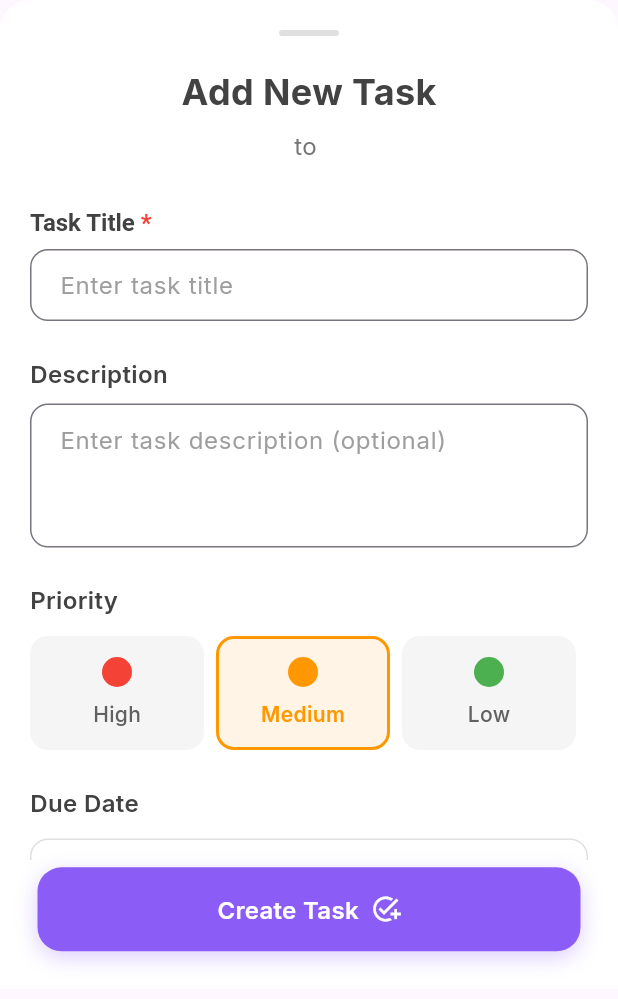
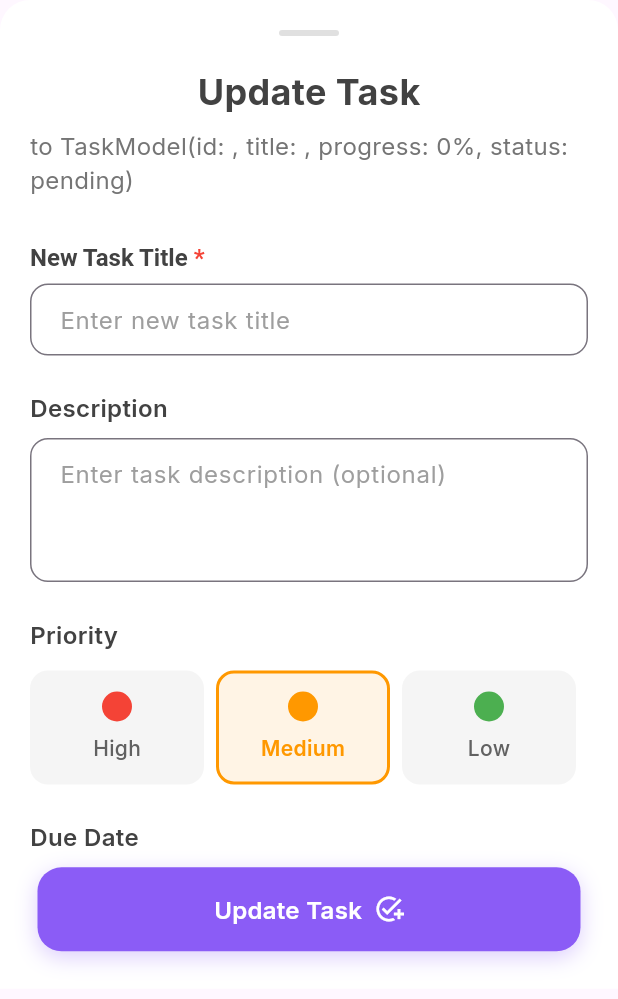
Before and after one commit to MarkCnw/PlanMate, a Flutter app: the UpdateTaskSheet widget shown alone on an empty page, opened directly with empty values, on a phone screen of 412 x 824 dp. Shown: the top 999 px of the screen. Run offline on Flutter 3.47's test engine with Material 3 defaults, Android fonts, the phone set to English and light mode, and no system bars; our stand-ins replace animated_custom_dropdown, cloud_firestore, firebase_auth, firebase_core, fl_chart, flutter_svg and 5 more; accounts and stored records are empty.

Commit message:
refactor: Update UpdateTaskSheet for task management and enhance UI elements for clarity

```diff
--- a/planmate/lib/CreateProject/Update/Presentation/update_task_screen.dart
+++ b/planmate/lib/CreateProject/Update/Presentation/update_task_screen.dart
@@ -1,37 +1,33 @@
 import 'package:flutter/material.dart';
-import 'package:planmate/CreateProject/Create/Controller/create_task_controller.dart';
+import 'package:planmate/CreateProject/Update/Controller/update_task_controller.dart';
 import 'package:planmate/Models/task_model.dart';
 
 class UpdateTaskSheet extends StatefulWidget {
-  final String projectId;
-  final String projectTitle;
+  final TaskModel task;
 
-  const UpdateTaskSheet({
-    super.key,
-    required this.projectId,
-    required this.projectTitle,
-  });
+  const UpdateTaskSheet({super.key, required this.task});
 
   @override
   State<UpdateTaskSheet> createState() => _UpdateTaskSheetState();
 }
 
 class _UpdateTaskSheetState extends State<UpdateTaskSheet> {
-  late CreateTaskController controller;
+  late UpdateTaskController controller;
 
   @override
   void initState() {
     super.initState();
-    controller = CreateTaskController(
+    controller = UpdateTaskController(
       context: context,
-      projectId: widget.projectId,
+      task: widget.task,
       onStateChanged: () => setState(() {}),
-      onSuccess: _onCreateSuccess,
-      onError: _onCreateError,
+      onSuccess: _onUpdateSuccess,
+      onError: _onUpdateError
+
     );
   }
 
-  void _onCreateSuccess(TaskModel task) {
+  void _onUpdateSuccess(TaskModel task) {
     Navigator.pop(context);
     ScaffoldMessenger.of(context).showSnackBar(
       SnackBar(
@@ -40,7 +36,7 @@ class _UpdateTaskSheetState extends State<UpdateTaskSheet> {
             const Icon(Icons.check_circle, color: Colors.white),
             const SizedBox(width: 12),
             Expanded(
-              child: Text('Task "${task.title}" created successfully'),
+              child: Text('Task "${task.title}" update successfully'),
             ),
           ],
         ),
@@ -54,10 +50,10 @@ class _UpdateTaskSheetState extends State<UpdateTaskSheet> {
     );
   }
 
-  void _onCreateError() {
+  void _onUpdateError() {
     ScaffoldMessenger.of(context).showSnackBar(
       const SnackBar(
-        content: Text('Failed to create task'),
+        content: Text('Failed to update task'),
         backgroundColor: Colors.red,
         behavior: SnackBarBehavior.floating,
         margin: EdgeInsets.all(16),
@@ -133,7 +129,7 @@ class _UpdateTaskSheetState extends State<UpdateTaskSheet> {
               top: false,
               child: Padding(
                 padding: const EdgeInsets.all(5),
-                child: _buildCreateButton(),
+                child: _buildUpdateButton(),
               ),
             ),
           ],
@@ -146,7 +142,7 @@ class _UpdateTaskSheetState extends State<UpdateTaskSheet> {
     return Column(
       children: [
         Text(
-          'Add New Task',
+          'Update Task',
           style: TextStyle(
             fontSize: 24,
             fontWeight: FontWeight.bold,
@@ -155,7 +151,7 @@ class _UpdateTaskSheetState extends State<UpdateTaskSheet> {
         ),
         const SizedBox(height: 8),
         Text(
-          'to ${widget.projectTitle}',
+          'to ${widget.task}',
           style: TextStyle(fontSize: 16, color: Colors.grey.shade600),
         ),
       ],
@@ -168,7 +164,7 @@ class _UpdateTaskSheetState extends State<UpdateTaskSheet> {
       children: [
         RichText(
           text: TextSpan(
-            text: 'Task Title',
+            text: 'New Task Title',
             style: TextStyle(
               fontSize: 16,
               fontWeight: FontWeight.w600,
@@ -184,7 +180,7 @@ class _UpdateTaskSheetState extends State<UpdateTaskSheet> {
           controller: controller.titleController,
           maxLength: 100,
           decoration: InputDecoration(
-            hintText: 'Enter task title',
+            hintText: 'Enter new task title',
             border: OutlineInputBorder(
               borderRadius: BorderRadius.circular(12),
               borderSide: BorderSide(color: Colors.grey.shade300),
@@ -595,7 +591,7 @@ class _UpdateTaskSheetState extends State<UpdateTaskSheet> {
     );
   }
 
-  Widget _buildCreateButton() {
+  Widget _buildUpdateButton() {
     return Container(
       width: double.infinity,
       height: 56,
@@ -610,7 +606,7 @@ class _UpdateTaskSheetState extends State<UpdateTaskSheet> {
         ],
       ),
       child: ElevatedButton(
-        onPressed: controller.isLoading ? null : controller.createTask,
+        onPressed: controller.isLoading ? null : controller.updateTask,
         style: ElevatedButton.styleFrom(
           backgroundColor: const Color(0xFF8B5CF6),
           foregroundColor: Colors.white,
@@ -635,7 +631,7 @@ class _UpdateTaskSheetState extends State<UpdateTaskSheet> {
                     ),
                     SizedBox(width: 12),
                     Text(
-                      'Creating Task...',
+                      'Updating Task...',
                       style: TextStyle(
                         fontSize: 16,
                         fontWeight: FontWeight.w600,
@@ -647,7 +643,7 @@ class _UpdateTaskSheetState extends State<UpdateTaskSheet> {
                   mainAxisAlignment: MainAxisAlignment.center,
                   children: [
                     Text(
-                      'Create Task',
+                      'Update Task',
                       style: TextStyle(
                         fontSize: 16,
                         fontWeight: FontWeight.w600,
--- a/planmate/lib/History/Widgets/history_item_widget.dart
+++ b/planmate/lib/History/Widgets/history_item_widget.dart
@@ -141,9 +141,9 @@ class HistoryItemWidget extends StatelessWidget {
   IconData _getTypeIcon(ActivityType type) {
     switch (type) {
       case ActivityType.create:
-        return FontAwesomeIcons.plus  ;
+        return FontAwesomeIcons.plus ;
       case ActivityType.update:
-        return FontAwesomeIcons.pen;
+        return Icons.edit_document;
       case ActivityType.complete:
         return FontAwesomeIcons.check;
       case ActivityType.delete:
--- a/planmate/lib/Models/task_model.dart
+++ b/planmate/lib/Models/task_model.dart
@@ -176,7 +176,7 @@ class TaskModel {
       projectId: projectId ?? this.projectId,
       userId: userId ?? this.userId,
       createdAt: createdAt ?? this.createdAt,
-      updatedAt: updatedAt ?? DateTime.now(),
+      updatedAt: updatedAt ?? this.updatedAt,
       dueDate: dueDate ?? this.dueDate,
       completedAt: completedAt ?? this.completedAt,
       startedAt: startedAt ?? this.startedAt,
--- a/planmate/lib/Onboarding/Presentation/onboarding_screen.dart
+++ b/planmate/lib/Onboarding/Presentation/onboarding_screen.dart
@@ -29,8 +29,8 @@ class OnboardingScreen extends StatelessWidget {
                   Center(
                     child: Lottie.asset(
                       'assets/lottie/1.json',
-                      width: 600,
-                      height: 600,
+                      width: 800,
+                      height: 800,
                       repeat: true,
                       animate: true,
                     ),
```
